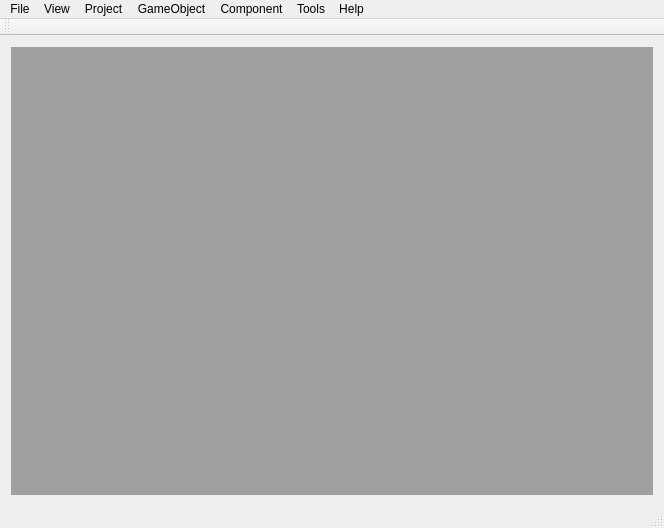
Above: dev/src/GameStudio/gamestudio.ui from lythm/ld3d before the change. Below: the same form after it.
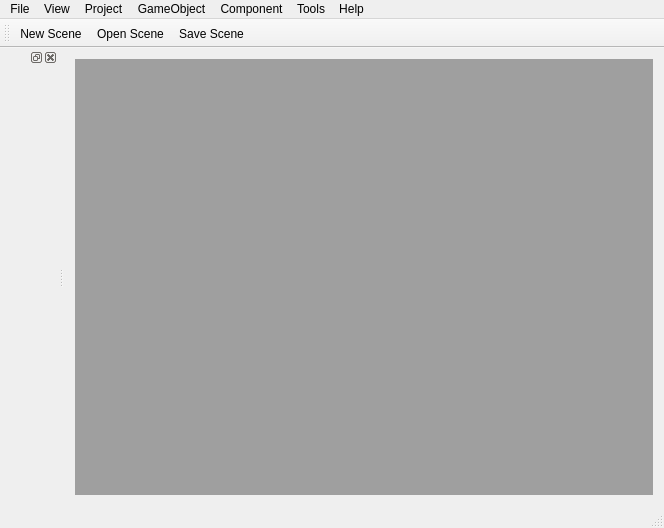
That is the form after the change.

Diff of the .ui file:
```diff
--- a/dev/src/GameStudio/gamestudio.ui
+++ b/dev/src/GameStudio/gamestudio.ui
@@ -16,7 +16,20 @@
   <widget class="QWidget" name="centralWidget">
    <layout class="QGridLayout" name="gridLayout">
     <item row="0" column="0">
-     <widget class="QMdiArea" name="mdiArea"/>
+     <widget class="QMdiArea" name="mdiArea">
+      <property name="viewMode">
+       <enum>QMdiArea::TabbedView</enum>
+      </property>
+      <property name="tabsClosable">
+       <bool>false</bool>
+      </property>
+      <property name="tabsMovable">
+       <bool>true</bool>
+      </property>
+      <property name="tabShape">
+       <enum>QTabWidget::Triangular</enum>
+      </property>
+     </widget>
     </item>
    </layout>
   </widget>
@@ -90,8 +103,17 @@
    <attribute name="toolBarBreak">
     <bool>false</bool>
    </attribute>
+   <addaction name="actionNew_Scene"/>
+   <addaction name="actionOpen_Scene"/>
+   <addaction name="actionSave_Scene"/>
   </widget>
   <widget class="QStatusBar" name="statusBar"/>
+  <widget class="QDockWidget" name="dockWidget">
+   <attribute name="dockWidgetArea">
+    <number>1</number>
+   </attribute>
+   <widget class="QWidget" name="dockWidgetContents"/>
+  </widget>
   <action name="actionNew_Project">
    <property name="text">
     <string>New Project...</string>
```
